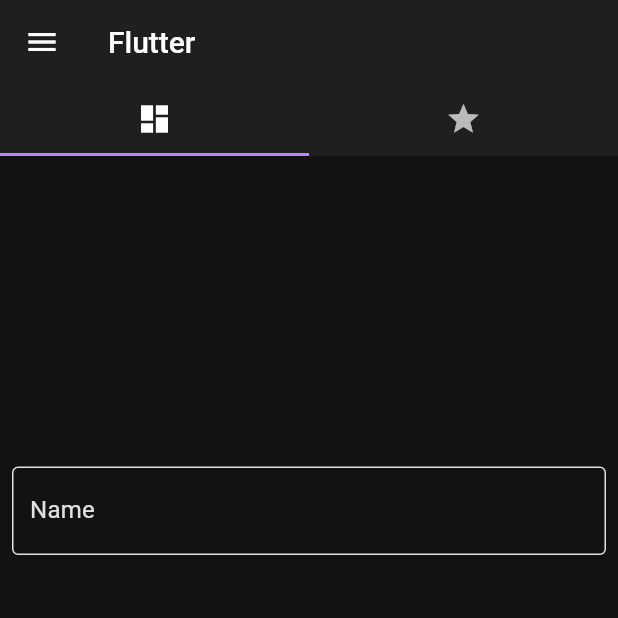
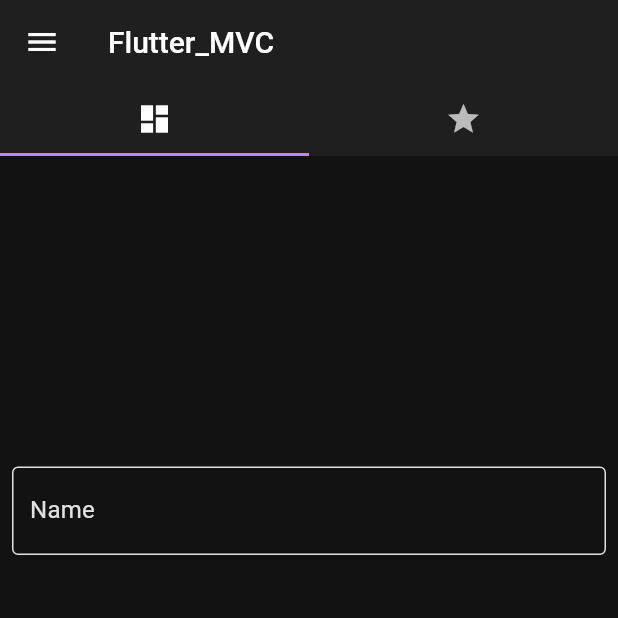
Before and after one commit to Pr47h4m/flutter_mvc, a Flutter app: the screen it shows after launch, on a phone screen of 412 x 824 dp, the top half of it. Run offline on Flutter 3.47's test engine with Material 2 defaults, Android fonts, the phone set to English and light mode, and no system bars.

Commit message:
initial commit

```diff
--- a/lib/main.dart
+++ b/lib/main.dart
@@ -13,7 +13,7 @@
   @override
   Widget build(BuildContext context) {
     return MaterialApp(
-      title: "Flutter",
+      title: "Flutter_MVC",
       debugShowCheckedModeBanner: false,
       initialRoute: '/',
       routes: {
--- a/lib/views/screens/home.dart
+++ b/lib/views/screens/home.dart
@@ -16,7 +16,7 @@
             length: 2,
             child: Scaffold(
               appBar: AppBar(
-                title: Text("Flutter"),
+                title: Text("Flutter_MVC"),
                 elevation: 0,
                 bottom: TabBar(
                   tabs: [
```
